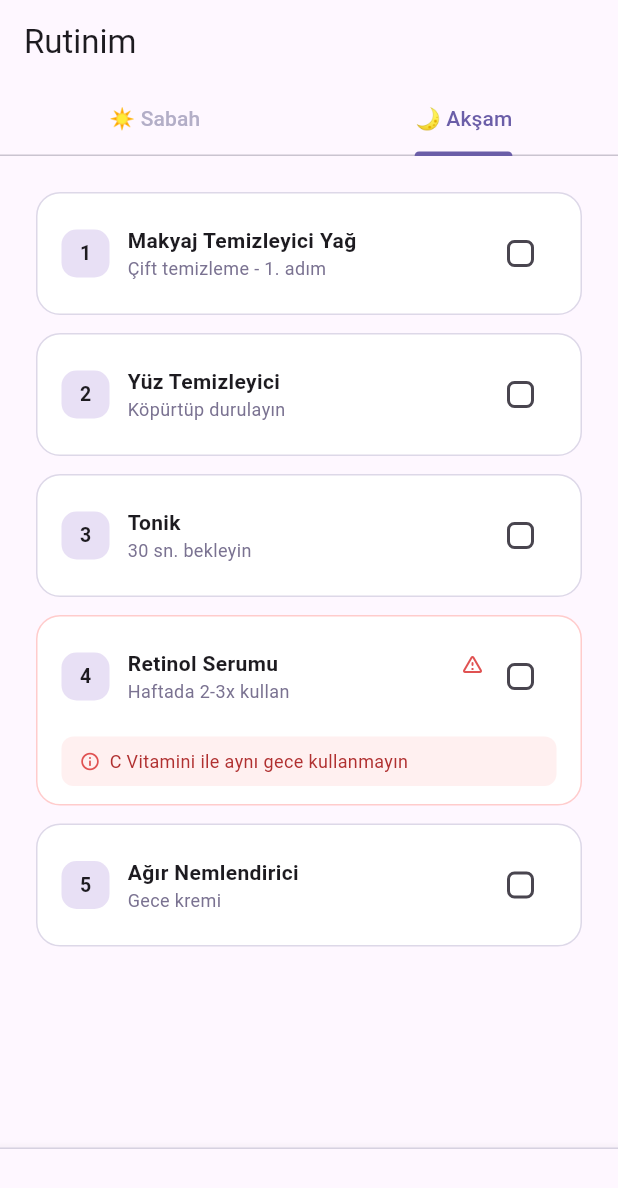
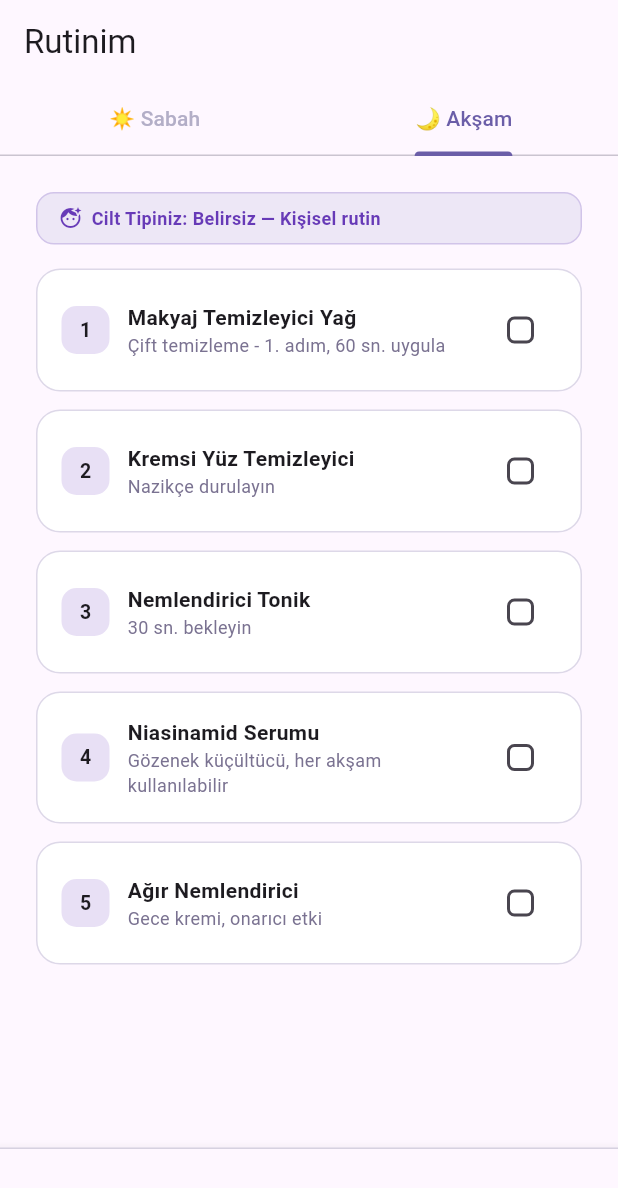
Before and after one commit to iamsevval/DermaSmart-FrontEnd, a Flutter app: the RoutineScreen screen opened by its route, tab 2 chosen, on a phone screen of 412 x 824 dp. Shown: the top 1188 px of the screen. Run offline on Flutter 3.47's test engine with Material 3 defaults, Android fonts, the phone set to English and light mode, and no system bars; our stand-ins replace go_router, google_fonts, shared_preferences; accounts and stored records are empty; network calls fail.

```diff
--- a/lib/features/auth/screens/login_screen.dart
+++ b/lib/features/auth/screens/login_screen.dart
@@ -105,6 +105,7 @@ class _LoginScreenState extends State<LoginScreen>
             builder: (_) => HomeScreen(
               userName: fullProfile.name,
               email: fullProfile.email,
+              token: result['token'],
               skinType: fullProfile.skinType,
               skinConcerns: fullProfile.skinConcerns,
             ),
--- a/lib/features/auth/screens/result_screen.dart
+++ b/lib/features/auth/screens/result_screen.dart
@@ -288,6 +288,7 @@ class _ResultScreenState extends State<ResultScreen> {
                             builder: (_) => HomeScreen(
                               userName: widget.userProfile.name,
                               email: widget.userProfile.email,
+                              token: widget.userProfile.token,
                               skinType: widget.userProfile.skinType,
                               skinConcerns: widget.userProfile.skinConcerns,
                             ),
--- a/lib/features/home/screens/home_screen.dart
+++ b/lib/features/home/screens/home_screen.dart
@@ -38,8 +38,8 @@ class _HomeScreenState extends State<HomeScreen> {
         onRoutineTabRequested: () => setState(() => _currentIndex = 1),
       ),
       RoutineScreen(
-        token: widget.token,
         skinType: widget.skinType,
+        skinConcerns:widget.skinConcerns, // ← token kaldırıldı, concerns eklendi
       ),
       const ScanScreen(),
       const ProgressScreen(),
--- a/lib/features/routine/screens/routine_screen.dart
+++ b/lib/features/routine/screens/routine_screen.dart
@@ -1,11 +1,16 @@
 import 'package:flutter/material.dart';
 import '../../../core/theme/app_theme.dart';
-import '../../../services/routine_service.dart';
+import '../../../services/routine_logic.dart';
 
 class RoutineScreen extends StatefulWidget {
-  final String? token;
   final String? skinType;
-  const RoutineScreen({super.key, this.token, this.skinType});
+  final List<String> skinConcerns;
+
+  const RoutineScreen({
+    super.key,
+    this.skinType,
+    this.skinConcerns = const [],
+  });
 
   @override
   State<RoutineScreen> createState() => _RoutineScreenState();
@@ -14,94 +19,33 @@ class RoutineScreen extends StatefulWidget {
 class _RoutineScreenState extends State<RoutineScreen>
     with SingleTickerProviderStateMixin {
   late TabController _tabController;
-
-  List<dynamic> _morningSteps = [];
-  List<dynamic> _eveningSteps = [];
-  List<dynamic> _conflicts = [];
-  bool _isLoading = true;
-
-  // Mock data — backend bağlanamadığında gösterilir
-  final _mockMorning = [
-    {'stepName': 'Yüz Temizleyici', 'description': 'Nazikçe 60 sn. uygula', 'warning': ''},
-    {'stepName': 'Tonik', 'description': 'Pamukla silerek uygula', 'warning': ''},
-    {'stepName': 'C Vitamini Serumu', 'description': 'Sabahları kullan', 'warning': 'Retinol ile aynı anda kullanmayın'},
-    {'stepName': 'Nemlendirici', 'description': 'Hafif vur vuruşla uygula', 'warning': ''},
-    {'stepName': 'SPF 50+ Güneş Kremi', 'description': 'Son adım — ZORUNLU', 'warning': ''},
-  ];
-
-  final _mockEvening = [
-    {'stepName': 'Makyaj Temizleyici Yağ', 'description': 'Çift temizleme - 1. adım', 'warning': ''},
-    {'stepName': 'Yüz Temizleyici', 'description': 'Köpürtüp durulayın', 'warning': ''},
-    {'stepName': 'Tonik', 'description': '30 sn. bekleyin', 'warning': ''},
-    {'stepName': 'Retinol Serumu', 'description': 'Haftada 2-3x kullan', 'warning': 'C Vitamini ile aynı gece kullanmayın'},
-    {'stepName': 'Ağır Nemlendirici', 'description': 'Gece kremi', 'warning': ''},
-  ];
+  late List<Map<String, String>> _morningSteps;
+  late List<Map<String, String>> _eveningSteps;
+  late List<Map<String, dynamic>> _conflicts;
 
   @override
   void initState() {
     super.initState();
     _tabController = TabController(length: 2, vsync: this);
-    _loadRoutines();
+    _buildRoutine();
   }
 
-  Future<void> _loadRoutines() async {
-    if (widget.token == null || widget.skinType == null ||
-        widget.token!.isEmpty || widget.skinType!.isEmpty) {
-      // Token veya skinType yok — mock data kullan
-      setState(() {
-        _morningSteps = _mockMorning;
-        _eveningSteps = _mockEvening;
-        _isLoading = false;
-      });
-      return;
-    }
+  void _buildRoutine() {
+    final skinType = widget.skinType ?? 'Normal';
+    final concerns = widget.skinConcerns;
 
-    try {
-      final morningResult = await RoutineService.getMorningRoutine(
-        skinType: widget.skinType!,
-        token: widget.token!,
+    _morningSteps = RoutineLogic.getMorningRoutine(
+      skinType: skinType,
+      skinConcerns: concerns,
     );
-
-      final eveningResult = await RoutineService.getEveningRoutine(
-        skinType: widget.skinType!,
-        token: widget.token!,
+    _eveningSteps = RoutineLogic.getEveningRoutine(
+      skinType: skinType,
+      skinConcerns: concerns,
     );
-
-      final morning = (morningResult['routine'] as List?) ?? [];
-      final evening = (eveningResult['routine'] as List?) ?? [];
-
-      // Çakışma kontrolü
-      final allIngredients = [
-        ...morning.map((s) => s['stepName']?.toString() ?? ''),
-        ...evening.map((s) => s['stepName']?.toString() ?? ''),
-      ].where((s) => s.isNotEmpty).toList();
-
-      List<dynamic> conflicts = [];
-      if (allIngredients.isNotEmpty) {
-        final conflictResult = await RoutineService.checkConflicts(
-          ingredients: allIngredients,
-          token: widget.token!,
+    _conflicts = RoutineLogic.checkConflicts(
+      morningSteps: _morningSteps,
+      eveningSteps: _eveningSteps,
     );
-        conflicts = (conflictResult['conflicts'] as List?) ?? [];
-      }
-
-      if (mounted) {
-        setState(() {
-          _morningSteps = morning.isNotEmpty ? morning : _mockMorning;
-          _eveningSteps = evening.isNotEmpty ? evening : _mockEvening;
-          _conflicts = conflicts;
-          _isLoading = false;
-        });
-      }
-    } catch (e) {
-      if (mounted) {
-        setState(() {
-          _morningSteps = _mockMorning;
-          _eveningSteps = _mockEvening;
-          _isLoading = false;
-        });
-      }
-    }
   }
 
   @override
@@ -127,10 +71,7 @@ class _RoutineScreenState extends State<RoutineScreen>
           ],
         ),
       ),
-      body: _isLoading
-          ? const Center(
-              child: CircularProgressIndicator(color: Colors.deepPurple))
-          : TabBarView(
+      body: TabBarView(
         controller: _tabController,
         children: [
           _buildRoutineTab(_morningSteps, isMorning: true),
@@ -140,25 +81,56 @@ class _RoutineScreenState extends State<RoutineScreen>
     );
   }
 
-  Widget _buildRoutineTab(List<dynamic> steps, {required bool isMorning}) {
+  Widget _buildRoutineTab(
+      List<Map<String, String>> steps, {required bool isMorning}) {
     return ListView(
       padding: const EdgeInsets.all(24),
       children: [
         // Çakışma uyarıları
         if (_conflicts.isNotEmpty) ...[
-          ..._conflicts.map((c) => _ConflictBanner(message: c.toString())),
+          ...(_conflicts.map((c) => _ConflictBanner(
+                message: c['message'] ?? '',
+                isCritical: c['severity'] == 'critical',
+              ))),
           const SizedBox(height: 8),
         ],
 
-        // Rutin adımları
+        // Cilt tipi etiketi
+        Container(
+          margin: const EdgeInsets.only(bottom: 16),
+          padding: const EdgeInsets.symmetric(horizontal: 14, vertical: 8),
+          decoration: BoxDecoration(
+            color: Colors.deepPurple.shade50,
+            borderRadius: BorderRadius.circular(12),
+            border: Border.all(color: Colors.deepPurple.shade100),
+          ),
+          child: Row(
+            mainAxisSize: MainAxisSize.min,
+            children: [
+              const Icon(Icons.face_retouching_natural,
+                  color: Colors.deepPurple, size: 16),
+              const SizedBox(width: 6),
+              Text(
+                'Cilt Tipiniz: ${widget.skinType ?? "Belirsiz"} — Kişisel rutin',
+                style: const TextStyle(
+                  color: Colors.deepPurple,
+                  fontSize: 12,
+                  fontWeight: FontWeight.w600,
+                ),
+              ),
+            ],
+          ),
+        ),
+
+        // Adımlar
         ...steps.asMap().entries.map((entry) {
           final i = entry.key;
           final step = entry.value;
           return _RoutineStepCard(
             stepNumber: i + 1,
-            name: step['stepName']?.toString() ?? 'Adım ${i + 1}',
-            description: step['description']?.toString() ?? '',
-            warning: step['warning']?.toString() ?? '',
+            name: step['stepName'] ?? '',
+            description: step['description'] ?? '',
+            warning: step['warning'] ?? '',
             isMorning: isMorning,
           );
         }),
@@ -167,33 +139,39 @@ class _RoutineScreenState extends State<RoutineScreen>
   }
 }
 
-// Çakışma uyarı banner'ı
 class _ConflictBanner extends StatelessWidget {
   final String message;
-  const _ConflictBanner({required this.message});
+  final bool isCritical;
+  const _ConflictBanner({required this.message, this.isCritical = false});
 
   @override
   Widget build(BuildContext context) {
+    final color = isCritical ? Colors.red : Colors.amber;
     return Container(
       margin: const EdgeInsets.only(bottom: 10),
       padding: const EdgeInsets.all(14),
       decoration: BoxDecoration(
-        color: const Color(0xFFFFF0F0),
+        color: color.shade50,
         borderRadius: BorderRadius.circular(14),
-        border: Border.all(color: const Color(0xFFFFCCCC)),
+        border: Border.all(color: color.shade200),
       ),
       child: Row(
+        crossAxisAlignment: CrossAxisAlignment.start,
         children: [
-          const Icon(Icons.warning_amber_rounded,
-            color: Color(0xFFE05252), size: 24),
+          Icon(
+            isCritical ? Icons.gpp_bad_outlined : Icons.warning_amber_rounded,
+            color: color.shade800,
+            size: 22,
+          ),
           const SizedBox(width: 10),
           Expanded(
             child: Text(
               message,
-              style: const TextStyle(
+              style: TextStyle(
                 fontSize: 13,
-                color: Color(0xFFB03030),
+                color: color.shade900,
                 fontWeight: FontWeight.w500,
+                height: 1.4,
               ),
             ),
           ),
@@ -203,7 +181,6 @@ class _ConflictBanner extends StatelessWidget {
   }
 }
 
-// Rutin adım kartı
 class _RoutineStepCard extends StatefulWidget {
   final int stepNumber;
   final String name;
@@ -248,7 +225,8 @@ class _RoutineStepCardState extends State<_RoutineStepCard> {
             child: Row(
               children: [
                 Container(
-                  width: 32, height: 32,
+                  width: 32,
+                  height: 32,
                   decoration: BoxDecoration(
                     color: _completed
                         ? AppColors.success
@@ -299,15 +277,13 @@ class _RoutineStepCardState extends State<_RoutineStepCard> {
               ],
             ),
           ),
-
-          // Uyarı banner (adım altında)
           if (widget.warning.isNotEmpty)
             Container(
               width: double.infinity,
               padding: const EdgeInsets.fromLTRB(16, 0, 16, 12),
               child: Container(
-                padding: const EdgeInsets.symmetric(
-                  horizontal: 12, vertical: 8),
+                padding:
+                    const EdgeInsets.symmetric(horizontal: 12, vertical: 8),
                 decoration: BoxDecoration(
                   color: const Color(0xFFFFF0F0),
                   borderRadius: BorderRadius.circular(8),
@@ -320,9 +296,7 @@ class _RoutineStepCardState extends State<_RoutineStepCard> {
                     Expanded(
                       child: Text(widget.warning,
                           style: const TextStyle(
-                          fontSize: 12,
-                          color: Color(0xFFB03030),
-                        )),
+                              fontSize: 12, color: Color(0xFFB03030))),
                     ),
                   ],
                 ),
--- /dev/null
+++ b/lib/services/routine_logic.dart
@@ -0,0 +1,266 @@
+class RoutineLogic {
+  // ── ÇAKIŞMA KURALLARI ──────────────────────────────────────────
+  static const List<Map<String, dynamic>> _conflictRules = [
+    {
+      'ingredients': ['C Vitamini Serumu', 'Niasinamid'],
+      'message': '⚠️ C Vitamini + Niasinamid: Aynı anda kullanmayın. C Vitamini sabah, Niasinamid akşam rutinine alındı.',
+      'severity': 'warning',
+    },
+    {
+      'ingredients': ['Retinol Serumu', 'Glikolik Asit Toniği'],
+      'message': '🚫 Retinol + AHA Asit: Aynı gece kullanılamaz! Cilt bariyerinizi korumak için farklı gecelere bölündü.',
+      'severity': 'critical',
+    },
+    {
+      'ingredients': ['Retinol Serumu', 'AHA/BHA Asit Serumu'],
+      'message': '🚫 Retinol + AHA/BHA: Aynı gece kullanılamaz! Farklı akşamlara bölündü.',
+      'severity': 'critical',
+    },
+    {
+      'ingredients': ['C Vitamini Serumu', 'Retinol Serumu'],
+      'message': '⚠️ C Vitamini + Retinol: C Vitamini sabah, Retinol akşam kullanılmalı. Rutininiz buna göre düzenlendi.',
+      'severity': 'warning',
+    },
+    {
+      'ingredients': ['Benzoil Peroksit', 'Retinol Serumu'],
+      'message': '🚫 Benzoil Peroksit + Retinol: Birbirini etkisiz kılar. Farklı gecelere ayrıldı.',
+      'severity': 'critical',
+    },
+  ];
+
+  // ── CİLT TİPİNE GÖRE SABAH RUTİNİ ────────────────────────────
+  static List<Map<String, String>> getMorningRoutine({
+    required String skinType,
+    required List<String> skinConcerns,
+  }) {
+    final steps = <Map<String, String>>[];
+    final type = skinType.toLowerCase();
+
+    // 1. Temizleyici
+    if (type.contains('yağlı') || type.contains('karma')) {
+      steps.add({
+        'stepName': 'Jel Yüz Temizleyici',
+        'description': 'Köpürtüp 60 sn. uygula, T bölgesine odaklan',
+        'warning': '',
+      });
+    } else if (type.contains('kuru') || type.contains('hassas')) {
+      steps.add({
+        'stepName': 'Kremsi Yüz Temizleyici',
+        'description': 'Nazikçe masaj yap, ılık suyla durula',
+        'warning': '',
+      });
+    } else {
+      steps.add({
+        'stepName': 'Yüz Temizleyici',
+        'description': 'Nazikçe 60 sn. uygula',
+        'warning': '',
+      });
+    }
+
+    // 2. Tonik
+    if (type.contains('hassas')) {
+      steps.add({
+        'stepName': 'Sakinleştirici Tonik',
+        'description': 'Pamukla silerek uygula, alkol içermez',
+        'warning': '',
+      });
+    } else if (type.contains('yağlı') || type.contains('karma')) {
+      steps.add({
+        'stepName': 'Gözenek Sıkılaştırıcı Tonik',
+        'description': 'T bölgesine ekstra uygula',
+        'warning': '',
+      });
+    } else {
+      steps.add({
+        'stepName': 'Nemlendirici Tonik',
+        'description': 'Pamukla silerek uygula',
+        'warning': '',
+      });
+    }
+
+    // 3. Serum (endişeye göre)
+    if (skinConcerns.contains('Koyu Lekeler') ||
+        skinConcerns.contains('Akne ve Sivilceler')) {
+      steps.add({
+        'stepName': 'C Vitamini Serumu',
+        'description': 'Sabahları kullan, leke açıcı etki',
+        'warning': 'Niasinamid ile aynı anda kullanmayın',
+      });
+    } else if (skinConcerns.contains('İnce Çizgiler / Kırışıklık')) {
+      steps.add({
+        'stepName': 'Peptit Serumu',
+        'description': 'Sabah kullanımına uygundur',
+        'warning': '',
+      });
+    } else if (skinConcerns.contains('Kızarıklık / Rozasea') ||
+        type.contains('hassas')) {
+      steps.add({
+        'stepName': 'Centella / Niasinamid Serumu',
+        'description': 'Sakinleştirici etki, sabah kullanımı',
+        'warning': '',
+      });
+    }
+
+    // 4. Nemlendirici
+    if (type.contains('yağlı')) {
+      steps.add({
+        'stepName': 'Hafif Jel Nemlendirici',
+        'description': 'Yağsız formül, hafif vur vuruşla uygula',
+        'warning': '',
+      });
+    } else if (type.contains('kuru')) {
+      steps.add({
+        'stepName': 'Yoğun Nemlendirici Krem',
+        'description': 'Daireler çizerek uygula',
+        'warning': '',
+      });
+    } else {
+      steps.add({
+        'stepName': 'Nemlendirici',
+        'description': 'Hafif vur vuruşla uygula',
+        'warning': '',
+      });
+    }
+
+    // 5. SPF — HER ZAMAN SON ADIM
+    steps.add({
+      'stepName': 'SPF 50+ Güneş Kremi',
+      'description': 'Son adım — ZORUNLU, her gün kullan',
+      'warning': '',
+    });
+
+    return steps;
+  }
+
+  // ── CİLT TİPİNE GÖRE AKŞAM RUTİNİ ────────────────────────────
+  static List<Map<String, String>> getEveningRoutine({
+    required String skinType,
+    required List<String> skinConcerns,
+  }) {
+    final steps = <Map<String, String>>[];
+    final type = skinType.toLowerCase();
+
+    // 1. Makyaj temizleme (makyaj yapıyorsa)
+    steps.add({
+      'stepName': 'Makyaj Temizleyici Yağ',
+      'description': 'Çift temizleme - 1. adım, 60 sn. uygula',
+      'warning': '',
+    });
+
+    // 2. Temizleyici
+    if (type.contains('yağlı') || type.contains('karma')) {
+      steps.add({
+        'stepName': 'Jel Yüz Temizleyici',
+        'description': 'Köpürtüp durulayın',
+        'warning': '',
+      });
+    } else {
+      steps.add({
+        'stepName': 'Kremsi Yüz Temizleyici',
+        'description': 'Nazikçe durulayın',
+        'warning': '',
+      });
+    }
+
+    // 3. Tonik
+    if (skinConcerns.contains('Akne ve Sivilceler') ||
+        skinConcerns.contains('Siyah Noktalar')) {
+      steps.add({
+        'stepName': 'Glikolik Asit Toniği',
+        'description': 'Haftada 2-3x kullan, retinol kullandığın gece atlat',
+        'warning': 'Retinol ile aynı gece kullanmayın',
+      });
+    } else {
+      steps.add({
+        'stepName': 'Nemlendirici Tonik',
+        'description': '30 sn. bekleyin',
+        'warning': '',
+      });
+    }
+
+    // 4. Aktif serum
+    if (skinConcerns.contains('İnce Çizgiler / Kırışıklık') ||
+        skinConcerns.contains('Koyu Lekeler')) {
+      steps.add({
+        'stepName': 'Retinol Serumu',
+        'description': 'Haftada 2-3x kullan, yavaş başla',
+        'warning': 'AHA/BHA asitler ve C Vitamini ile aynı gece kullanmayın',
+      });
+    } else if (skinConcerns.contains('Akne ve Sivilceler')) {
+      steps.add({
+        'stepName': 'AHA/BHA Asit Serumu',
+        'description': 'Haftada 2x kullan, retinol kullandığın gece atlat',
+        'warning': 'Retinol ile aynı gece kullanmayın',
+      });
+    } else if (skinConcerns.contains('Kızarıklık / Rozasea') ||
+        type.contains('hassas')) {
+      steps.add({
+        'stepName': 'Centella Asiatica Serumu',
+        'description': 'Her akşam güvenle kullanabilirsin',
+        'warning': '',
+      });
+    } else {
+      steps.add({
+        'stepName': 'Niasinamid Serumu',
+        'description': 'Gözenek küçültücü, her akşam kullanılabilir',
+        'warning': '',
+      });
+    }
+
+    // 5. Göz kremi (göz endişesi varsa)
+    if (skinConcerns.contains('Morluklar / Koyu Halkalar') ||
+        skinConcerns.contains('Kaz Ayakları / Çizgiler') ||
+        skinConcerns.contains('Torbalanma')) {
+      steps.add({
+        'stepName': 'Göz Çevresi Kremi',
+        'description': 'Yüzük parmağıyla nazikçe uygula',
+        'warning': '',
+      });
+    }
+
+    // 6. Nemlendirici
+    if (type.contains('kuru')) {
+      steps.add({
+        'stepName': 'Yoğun Gece Kremi',
+        'description': 'Uyumadan önce bolca uygula',
+        'warning': '',
+      });
+    } else {
+      steps.add({
+        'stepName': 'Ağır Nemlendirici',
+        'description': 'Gece kremi, onarıcı etki',
+        'warning': '',
+      });
+    }
+
+    return steps;
+  }
+
+  // ── ÇAKIŞMA KONTROLÜ ──────────────────────────────────────────
+  static List<Map<String, dynamic>> checkConflicts({
+    required List<Map<String, String>> morningSteps,
+    required List<Map<String, String>> eveningSteps,
+  }) {
+    final allStepNames = [
+      ...morningSteps.map((s) => s['stepName'] ?? ''),
+      ...eveningSteps.map((s) => s['stepName'] ?? ''),
+    ];
+
+    final detectedConflicts = <Map<String, dynamic>>[];
+
+    for (final rule in _conflictRules) {
+      final ingredients = rule['ingredients'] as List<String>;
+      final allPresent = ingredients.every((ing) =>
+          allStepNames.any((name) =>
+              name.toLowerCase().contains(ing.toLowerCase())));
+      if (allPresent) {
+        detectedConflicts.add({
+          'message': rule['message'],
+          'severity': rule['severity'],
+        });
+      }
+    }
+
+    return detectedConflicts;
+  }
+}
```
Also changed, not shown: lib/services/routine_service.dart (deleted, +0 -94 lines). Lines whose indentation alone changed are shown as unchanged.
